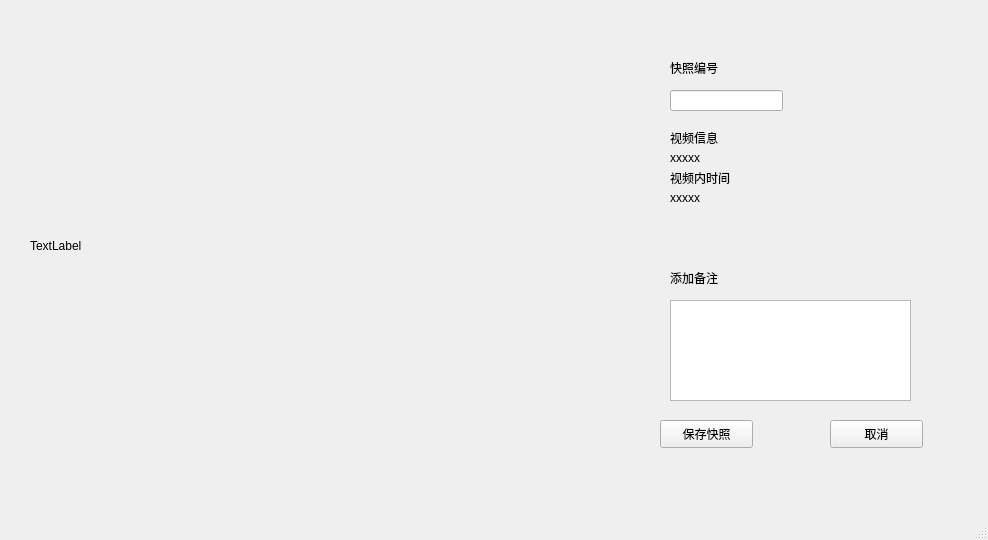
First picture: the form in sxw/gui/child_snapshot.ui, repository Buct-king/ai-Project, before the edit.
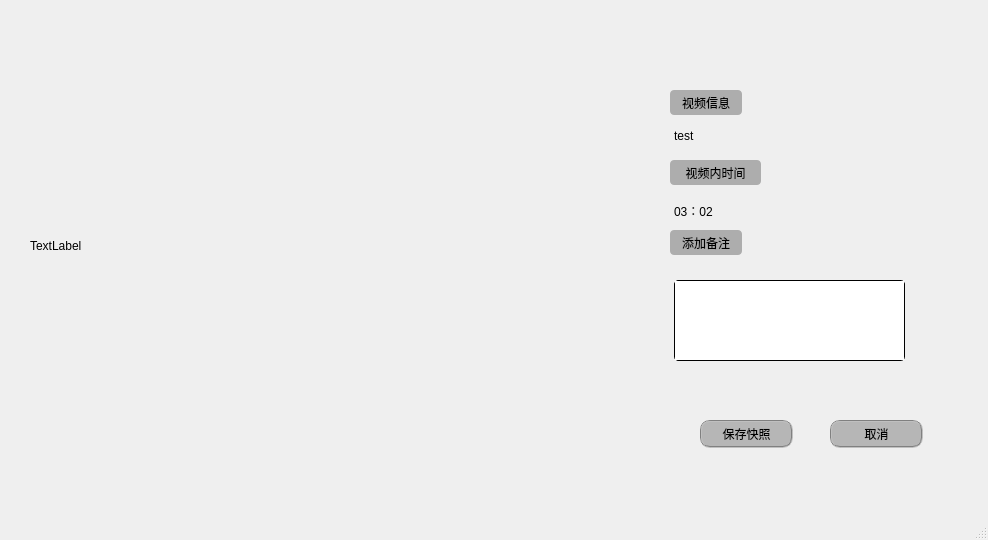
Second picture: the form after the edit.

Commit message: 美化快照界面

The edit to the form file:
```diff
--- a/sxw/gui/child_snapshot.ui
+++ b/sxw/gui/child_snapshot.ui
@@ -30,12 +30,27 @@
    <widget class="QPushButton" name="saveSnapshotPushButton">
     <property name="geometry">
      <rect>
-      <x>660</x>
+      <x>700</x>
       <y>420</y>
       <width>93</width>
       <height>28</height>
      </rect>
     </property>
+    <property name="styleSheet">
+     <string notr="true">QPushButton{border-radius:10px;border: 2px groove gray;background-color: rgb(182, 182, 182);}
+
+QPushButton:hover
+{
+    background-color:rgb(193, 205, 205);
+}
+
+QPushButton:pressed
+{
+    background-color:rgb(131, 139, 139);
+    padding-left:3px;
+    padding-top:3px;
+}</string>
+    </property>
     <property name="text">
      <string>保存快照</string>
     </property>
@@ -49,6 +64,21 @@
       <height>28</height>
      </rect>
     </property>
+    <property name="styleSheet">
+     <string notr="true">QPushButton{border-radius:10px;border: 2px groove gray;background-color: rgb(182, 182, 182);}
+
+QPushButton:hover
+{
+    background-color:rgb(193, 205, 205);
+}
+
+QPushButton:pressed
+{
+    background-color:rgb(131, 139, 139);
+    padding-left:3px;
+    padding-top:3px;
+}</string>
+    </property>
     <property name="text">
      <string>取消</string>
     </property>
@@ -57,98 +87,105 @@
     <property name="geometry">
      <rect>
       <x>670</x>
-      <y>270</y>
+      <y>230</y>
       <width>72</width>
-      <height>15</height>
+      <height>25</height>
      </rect>
     </property>
+    <property name="styleSheet">
+     <string notr="true">font: 25 11pt &quot;Adobe 宋体 Std L&quot;;
+background-color: rgb(173, 173, 173);
+border-radius: 4px;   </string>
+    </property>
     <property name="text">
      <string>添加备注</string>
     </property>
+    <property name="alignment">
+     <set>Qt::AlignCenter</set>
+    </property>
    </widget>
    <widget class="QTextEdit" name="textEdit">
     <property name="geometry">
      <rect>
-      <x>670</x>
-      <y>300</y>
-      <width>241</width>
-      <height>101</height>
+      <x>674</x>
+      <y>280</y>
+      <width>231</width>
+      <height>81</height>
      </rect>
     </property>
-   </widget>
-   <widget class="QLabel" name="snapshotLabel">
-    <property name="geometry">
-     <rect>
-      <x>670</x>
-      <y>60</y>
-      <width>72</width>
-      <height>15</height>
-     </rect>
-    </property>
-    <property name="text">
-     <string>快照编号</string>
-    </property>
-   </widget>
-   <widget class="QLineEdit" name="snapshotIDLineEdit">
-    <property name="geometry">
-     <rect>
-      <x>670</x>
-      <y>90</y>
-      <width>113</width>
-      <height>21</height>
-     </rect>
+    <property name="styleSheet">
+     <string notr="true">border-radius: 4px;  
+border-width: 1px;
+border-style: solid;
+border-color: rgb(0, 0, 0)</string>
     </property>
    </widget>
    <widget class="QLabel" name="snapshotVideoInfoLabel">
     <property name="geometry">
      <rect>
       <x>670</x>
-      <y>130</y>
+      <y>90</y>
       <width>72</width>
-      <height>15</height>
+      <height>25</height>
      </rect>
     </property>
+    <property name="styleSheet">
+     <string notr="true">font: 25 11pt &quot;Adobe 宋体 Std L&quot;;
+background-color: rgb(173, 173, 173);
+border-radius: 4px;   </string>
+    </property>
     <property name="text">
      <string>视频信息</string>
     </property>
+    <property name="alignment">
+     <set>Qt::AlignCenter</set>
+    </property>
    </widget>
    <widget class="QLabel" name="snapshotVideoInfoShowLabel">
     <property name="geometry">
      <rect>
-      <x>670</x>
-      <y>150</y>
+      <x>674</x>
+      <y>125</y>
       <width>231</width>
-      <height>16</height>
+      <height>21</height>
      </rect>
     </property>
     <property name="text">
-     <string>xxxxx</string>
+     <string>test</string>
     </property>
    </widget>
    <widget class="QLabel" name="snapshotVideoTimeLabel">
     <property name="geometry">
      <rect>
       <x>670</x>
-      <y>170</y>
-      <width>72</width>
-      <height>15</height>
+      <y>160</y>
+      <width>91</width>
+      <height>25</height>
      </rect>
     </property>
+    <property name="styleSheet">
+     <string notr="true">font: 25 11pt &quot;Adobe 宋体 Std L&quot;;
+background-color: rgb(173, 173, 173);
+border-radius: 4px;   </string>
+    </property>
     <property name="text">
      <string>视频内时间</string>
     </property>
+    <property name="alignment">
+     <set>Qt::AlignCenter</set>
+    </property>
    </widget>
    <widget class="QLabel" name="snapshotVideoTimeShowLabel">
     <property name="geometry">
      <rect>
-      <x>670</x>
-      <y>190</y>
+      <x>674</x>
+      <y>200</y>
       <width>251</width>
-      <height>16</height>
+      <height>21</height>
      </rect>
     </property>
     <property name="text">
-     <string>xxxxx</string>
+     <string>03：02</string>
     </property>
    </widget>
   </widget>
```
Left out of the diff: 2 changed lines with no effect on the pictures. The commit also changes 1 other file.
